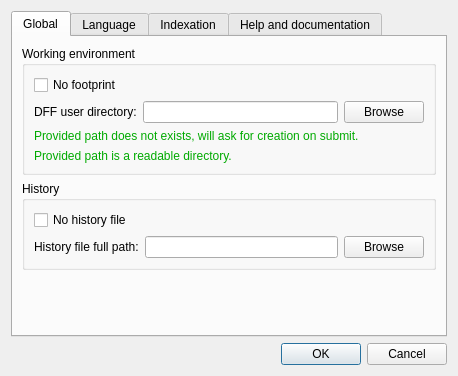
This is gui/resources/preferences.ui in arxsys/dff-ui as Qt 5 draws it before an edit. The edited form follows.
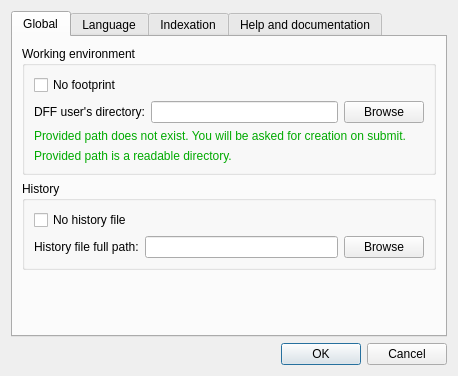
This is the edited form. Icons and pictures are not drawn.

Diff of the .ui file:
```diff
--- a/gui/resources/preferences.ui
+++ b/gui/resources/preferences.ui
@@ -68,7 +68,7 @@
             <item row="1" column="0">
              <widget class="QLabel" name="workingDirLabel">
               <property name="text">
-               <string>DFF user directory:</string>
+               <string>DFF user's directory:</string>
               </property>
              </widget>
             </item>
@@ -137,7 +137,7 @@
              </palette>
             </property>
             <property name="text">
-             <string>Provided path does not exists, will ask for creation on submit.</string>
+             <string>Provided path does not exist. You will be asked for creation on submit.</string>
             </property>
             <property name="wordWrap">
              <bool>true</bool>
```
Left out of the diff: 2 changed lines with no effect on the pictures.
